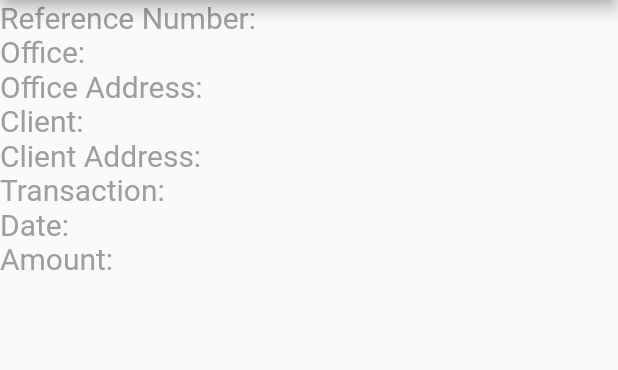
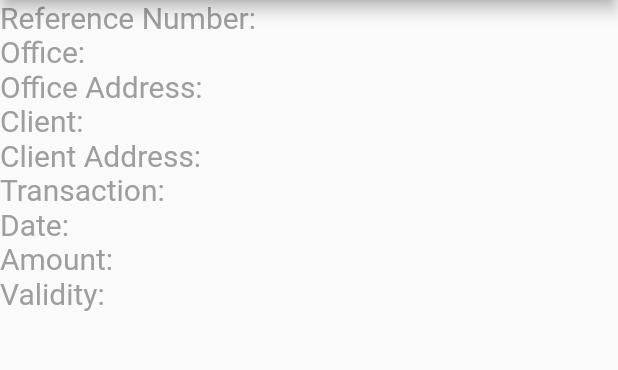
Before and after one commit to JHNLWHD/e-proseso, a Flutter app: the ProcessScreen screen opened directly with empty values, on a phone screen of 412 x 824 dp, the part 84-454 px from its top. Run offline on Flutter 3.47's test engine with Material 2 defaults, Android fonts, the phone set to English and light mode, and no system bars; our stand-ins replace firebase_auth, firebase_database, google_sign_in; accounts and stored records are empty.

Commit message:
:bug: fix logo and add validity

```diff
--- a/lib/process_screen.dart
+++ b/lib/process_screen.dart
@@ -84,6 +84,13 @@ class _ProcessScreenState extends State<ProcessScreen> {
                 color: Colors.grey,
               ),
             ),
+            Text(
+              'Validity: ' + widget.process.validity,
+              style: TextStyle(
+                fontSize: 20,
+                color: Colors.grey,
+              ),
+            ),
             Padding(padding: new EdgeInsets.all(5.0)),
           ],
         ),
```
Also changed, not shown: assets/eproseso.png.
